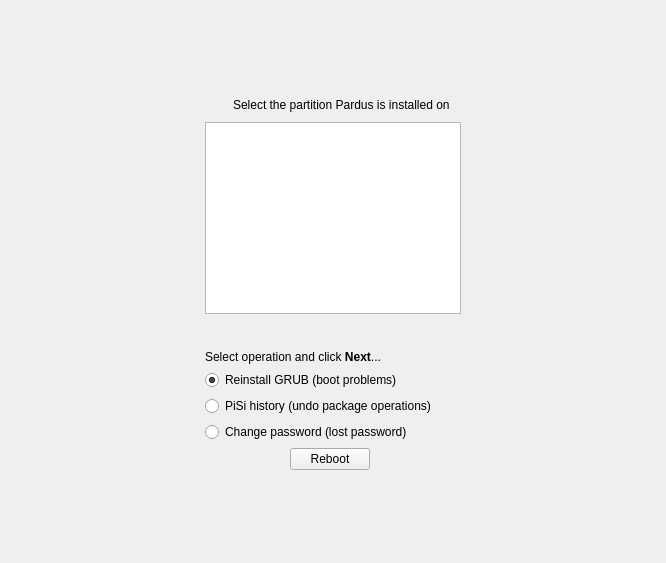
Before: the Qt Designer form yali/gui/Ui/rescuewidget.ui in dadas45li/yali, drawn with Qt 5.
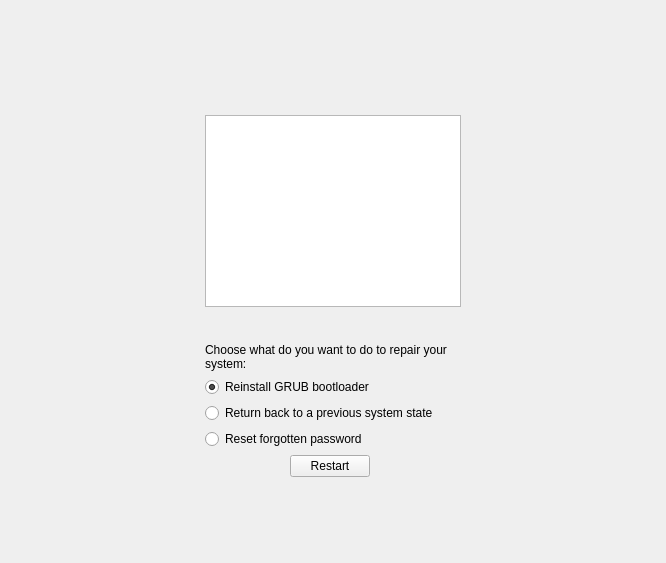
After: the same form once the commit is applied. Icons and pictures are not drawn.

```diff
--- a/yali/gui/Ui/rescuewidget.ui
+++ b/yali/gui/Ui/rescuewidget.ui
@@ -65,9 +65,6 @@
        <property name="styleSheet">
         <string notr="true"/>
        </property>
-       <property name="text">
-        <string>Select the partition Pardus is installed on</string>
-       </property>
        <property name="wordWrap">
         <bool>false</bool>
        </property>
@@ -136,7 +133,7 @@
    <item row="4" column="1" colspan="2">
     <widget class="QLabel" name="solutionLabel">
      <property name="text">
-      <string>Select operation and click &lt;b&gt;Next&lt;/b&gt;...</string>
+      <string>Choose what do you want to do to repair your system:</string>
      </property>
      <property name="wordWrap">
       <bool>true</bool>
@@ -146,7 +143,7 @@
    <item row="5" column="1" colspan="2">
     <widget class="QRadioButton" name="useGrub">
      <property name="text">
-      <string>Reinstall GRUB (boot problems)</string>
+      <string>Reinstall GRUB bootloader</string>
      </property>
      <property name="iconSize">
       <size>
@@ -165,7 +162,7 @@
       <string/>
      </property>
      <property name="text">
-      <string>PiSi history (undo package operations)</string>
+      <string>Return back to a previous system state</string>
      </property>
      <property name="iconSize">
       <size>
@@ -184,7 +181,7 @@
       <string/>
      </property>
      <property name="text">
-      <string>Change password (lost password)</string>
+      <string>Reset forgotten password</string>
      </property>
      <property name="iconSize">
       <size>
@@ -212,7 +209,7 @@
      <item>
       <widget class="QPushButton" name="rebootButton">
        <property name="text">
-        <string>Reboot</string>
+        <string>Restart</string>
        </property>
       </widget>
      </item>
```
